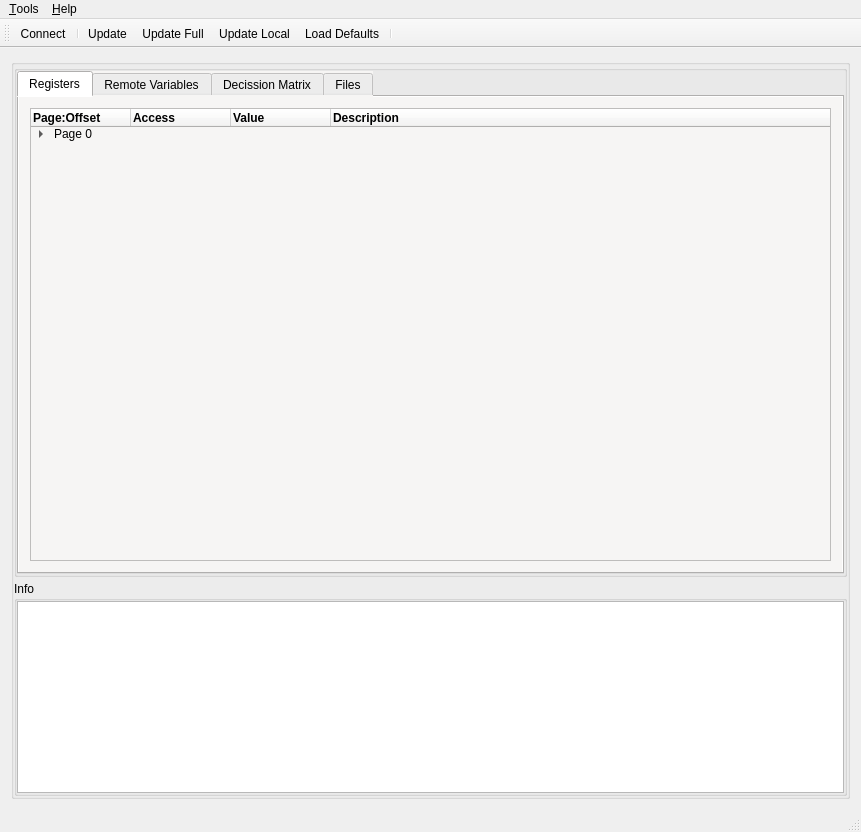
This is src/cfrmnodeconfig.ui in grodansparadis/vscp-works-qt as Qt 5 draws it before an edit. The edited form follows.
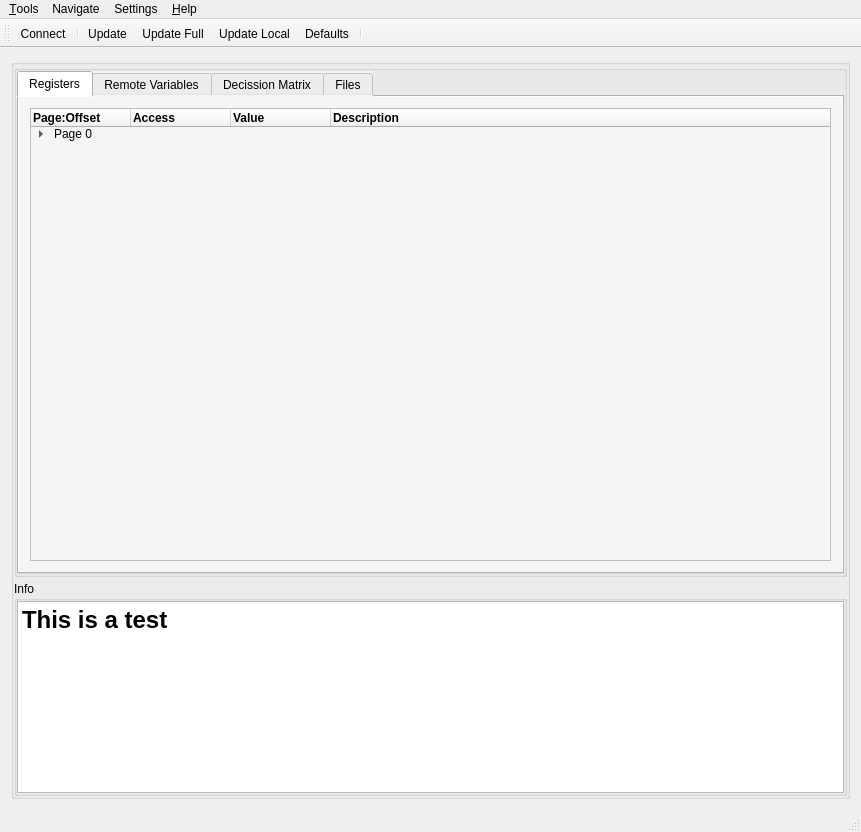
This is the edited form. Icons and pictures are not drawn.

What changed in the file:
```diff
--- a/src/cfrmnodeconfig.ui
+++ b/src/cfrmnodeconfig.ui
@@ -506,7 +506,15 @@
            <number>0</number>
           </property>
           <item>
-           <widget class="QTextBrowser" name="infoArea"/>
+           <widget class="QTextBrowser" name="infoArea">
+            <property name="html">
+             <string>&lt;!DOCTYPE HTML PUBLIC &quot;-//W3C//DTD HTML 4.0//EN&quot; &quot;http://www.w3.org/TR/REC-html40/strict.dtd&quot;&gt;
+&lt;html&gt;&lt;head&gt;&lt;meta name=&quot;qrichtext&quot; content=&quot;1&quot; /&gt;&lt;style type=&quot;text/css&quot;&gt;
+p, li { white-space: pre-wrap; }
+&lt;/style&gt;&lt;/head&gt;&lt;body style=&quot; font-family:'Ubuntu'; font-size:11pt; font-weight:400; font-style:normal;&quot;&gt;
+&lt;h1 style=&quot; margin-top:18px; margin-bottom:12px; margin-left:0px; margin-right:0px; -qt-block-indent:0; text-indent:0px;&quot;&gt;&lt;span style=&quot; font-size:xx-large; font-weight:600;&quot;&gt;This is a test&lt;/span&gt;&lt;/h1&gt;&lt;/body&gt;&lt;/html&gt;</string>
+            </property>
+           </widget>
           </item>
          </layout>
         </widget>
@@ -546,7 +554,24 @@
     <addaction name="actionPluginDocumentation"/>
     <addaction name="actionAboutQt"/>
    </widget>
+   <widget class="QMenu" name="menuSettings">
+    <property name="title">
+     <string>Settings</string>
+    </property>
+    <addaction name="actionDisableColors"/>
+   </widget>
+   <widget class="QMenu" name="menuNavigate">
+    <property name="title">
+     <string>Navigate</string>
+    </property>
+    <addaction name="actionGoto_page_register"/>
+    <addaction name="actionGoto_page_0"/>
+    <addaction name="actionGor_standard_registers"/>
+    <addaction name="actionGoto_decsion_matrix"/>
+   </widget>
    <addaction name="menuCalls"/>
+   <addaction name="menuNavigate"/>
+   <addaction name="menuSettings"/>
    <addaction name="menuHelp"/>
   </widget>
   <widget class="QToolBar" name="mainToolBar">
@@ -645,7 +670,7 @@
      <normaloff>:/page_swap.png</normaloff>:/page_swap.png</iconset>
    </property>
    <property name="text">
-    <string>Load Defaults</string>
+    <string>Defaults</string>
    </property>
    <property name="toolTip">
     <string>Load default values</string>
```
Left out of the diff: 76 changed lines with no effect on the pictures.
